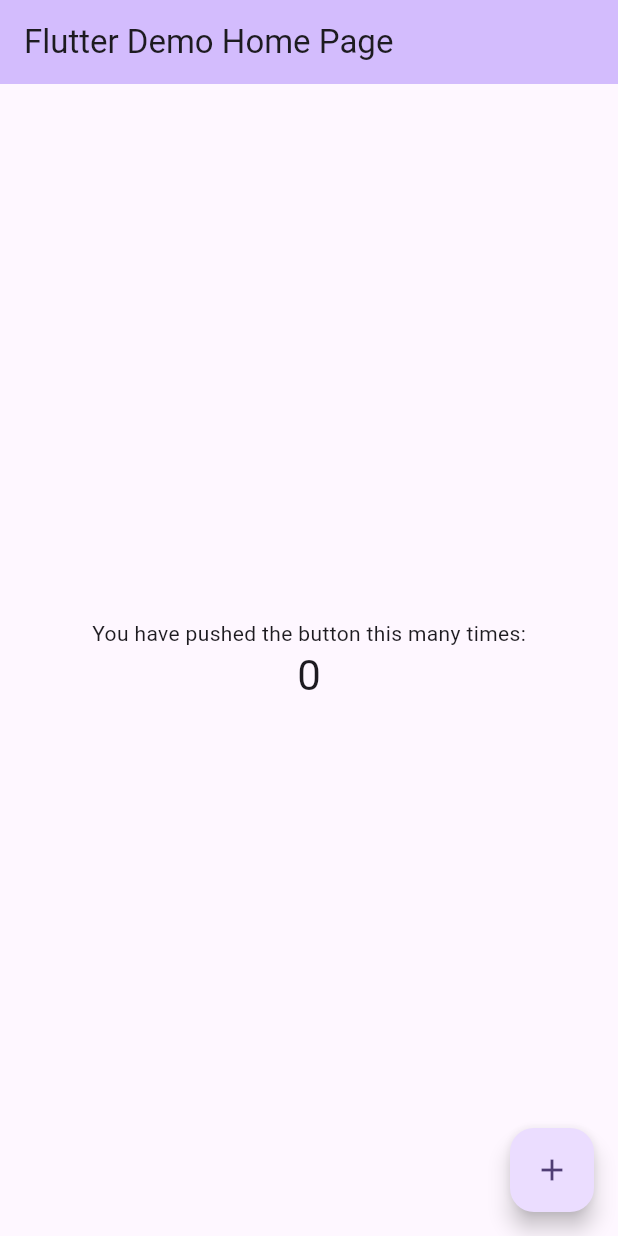
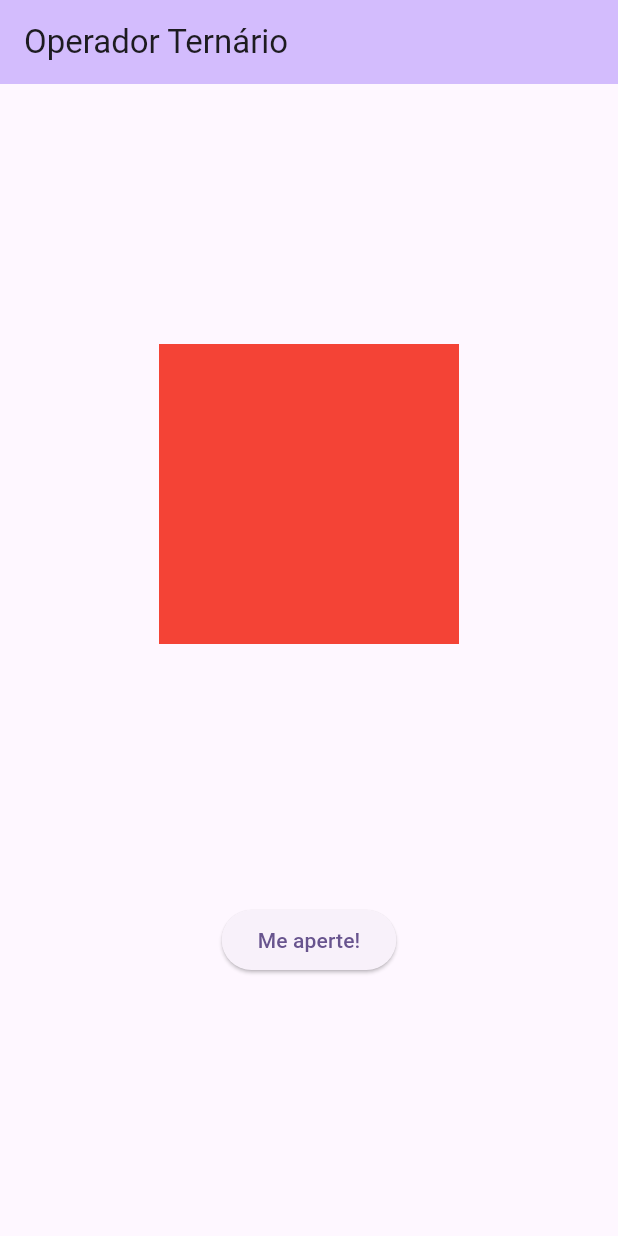
Before and after one commit to thomazrb/flutter_ternary, a Flutter app: the screen it shows after launch, on a phone screen of 412 x 824 dp. Run offline on Flutter 3.47's test engine with Material 2 defaults, Android fonts, the light colour scheme and no system bars.

Commit message:
App sem o código...

```diff
--- a/lib/main.dart
+++ b/lib/main.dart
@@ -1,4 +1,5 @@
 import 'package:flutter/material.dart';
+import 'package:flutter_ternary/pages/home_page.dart';
 
 void main() {
   runApp(const MyApp());
@@ -31,95 +32,7 @@ class MyApp extends StatelessWidget {
         colorScheme: ColorScheme.fromSeed(seedColor: Colors.deepPurple),
         useMaterial3: true,
       ),
-      home: const MyHomePage(title: 'Flutter Demo Home Page'),
+      home: const HomePage(),
     );
   }
 }
-
-class MyHomePage extends StatefulWidget {
-  const MyHomePage({super.key, required this.title});
-
-  // This widget is the home page of your application. It is stateful, meaning
-  // that it has a State object (defined below) that contains fields that affect
-  // how it looks.
-
-  // This class is the configuration for the state. It holds the values (in this
-  // case the title) provided by the parent (in this case the App widget) and
-  // used by the build method of the State. Fields in a Widget subclass are
-  // always marked "final".
-
-  final String title;
-
-  @override
-  State<MyHomePage> createState() => _MyHomePageState();
-}
-
-class _MyHomePageState extends State<MyHomePage> {
-  int _counter = 0;
-
-  void _incrementCounter() {
-    setState(() {
-      // This call to setState tells the Flutter framework that something has
-      // changed in this State, which causes it to rerun the build method below
-      // so that the display can reflect the updated values. If we changed
-      // _counter without calling setState(), then the build method would not be
-      // called again, and so nothing would appear to happen.
-      _counter++;
-    });
-  }
-
-  @override
-  Widget build(BuildContext context) {
-    // This method is rerun every time setState is called, for instance as done
-    // by the _incrementCounter method above.
-    //
-    // The Flutter framework has been optimized to make rerunning build methods
-    // fast, so that you can just rebuild anything that needs updating rather
-    // than having to individually change instances of widgets.
-    return Scaffold(
-      appBar: AppBar(
-        // TRY THIS: Try changing the color here to a specific color (to
-        // Colors.amber, perhaps?) and trigger a hot reload to see the AppBar
-        // change color while the other colors stay the same.
-        backgroundColor: Theme.of(context).colorScheme.inversePrimary,
-        // Here we take the value from the MyHomePage object that was created by
-        // the App.build method, and use it to set our appbar title.
-        title: Text(widget.title),
-      ),
-      body: Center(
-        // Center is a layout widget. It takes a single child and positions it
-        // in the middle of the parent.
-        child: Column(
-          // Column is also a layout widget. It takes a list of children and
-          // arranges them vertically. By default, it sizes itself to fit its
-          // children horizontally, and tries to be as tall as its parent.
-          //
-          // Column has various properties to control how it sizes itself and
-          // how it positions its children. Here we use mainAxisAlignment to
-          // center the children vertically; the main axis here is the vertical
-          // axis because Columns are vertical (the cross axis would be
-          // horizontal).
-          //
-          // TRY THIS: Invoke "debug painting" (choose the "Toggle Debug Paint"
-          // action in the IDE, or press "p" in the console), to see the
-          // wireframe for each widget.
-          mainAxisAlignment: MainAxisAlignment.center,
-          children: <Widget>[
-            const Text(
-              'You have pushed the button this many times:',
-            ),
-            Text(
-              '$_counter',
-              style: Theme.of(context).textTheme.headlineMedium,
-            ),
-          ],
-        ),
-      ),
-      floatingActionButton: FloatingActionButton(
-        onPressed: _incrementCounter,
-        tooltip: 'Increment',
-        child: const Icon(Icons.add),
-      ), // This trailing comma makes auto-formatting nicer for build methods.
-    );
-  }
-}
--- /dev/null
+++ b/lib/pages/home_page.dart
@@ -0,0 +1,33 @@
+import 'package:flutter/material.dart';
+
+class HomePage extends StatefulWidget {
+  const HomePage({super.key});
+
+  @override
+  State<HomePage> createState() => _HomePageState();
+}
+
+class _HomePageState extends State<HomePage> {
+  @override
+  Widget build(BuildContext context) {
+    return Scaffold(
+      appBar: AppBar(
+        backgroundColor: Theme.of(context).colorScheme.inversePrimary,
+        title: const Text('Operador Ternário'),
+      ),
+      body: Center(
+        child: Column(
+          mainAxisAlignment: MainAxisAlignment.spaceEvenly,
+          children: <Widget>[
+            Container(
+              width: 200,
+              height: 200,
+              color: Colors.red,
+            ),
+            ElevatedButton(onPressed: () {}, child: const Text('Me aperte!'))
+          ],
+        ),
+      ),
+    );
+  }
+}
```
